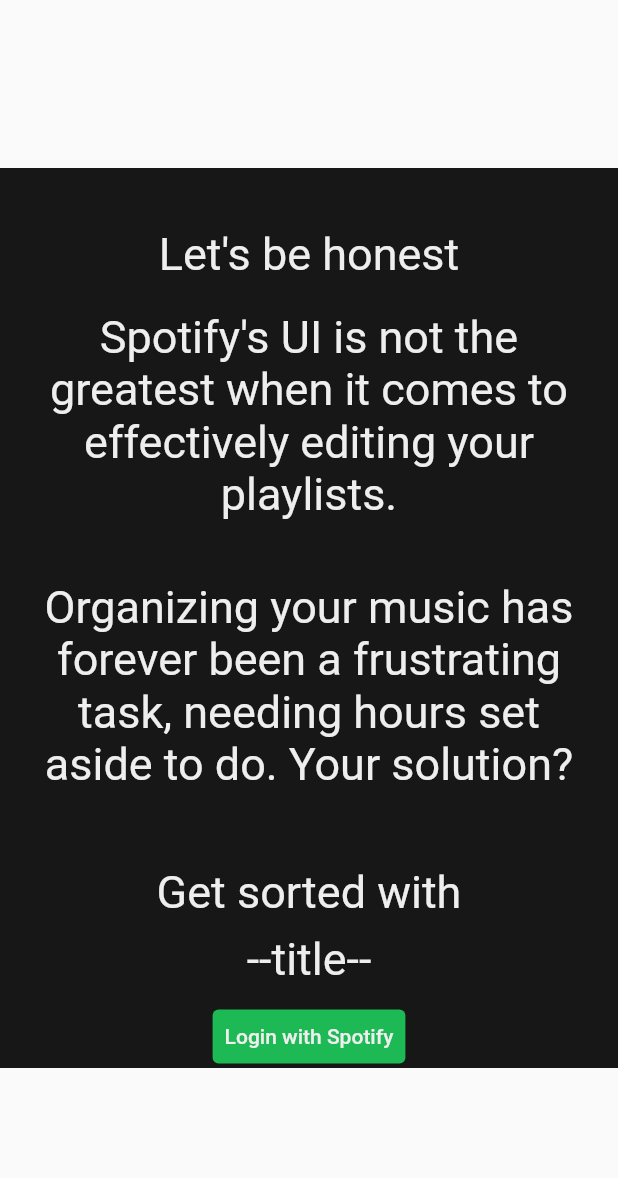
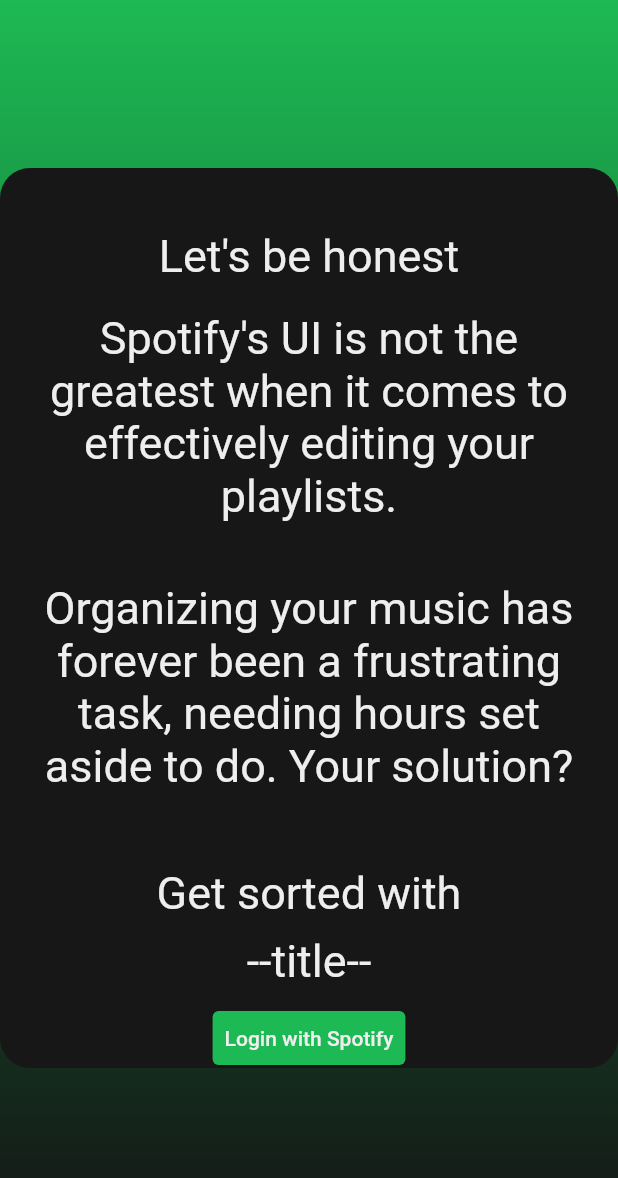
Before and after one commit to kzmbo/sortify, a Flutter app: the LoginPage widget shown alone on an empty page, opened directly, on a phone screen of 412 x 824 dp. Shown: the top 1178 px of the screen. Run offline on Flutter 3.47's test engine with Material 2 defaults, Android fonts, the phone set to English and light mode, and no system bars; network calls fail.

Commit message:
added gradient bg

```diff
--- a/lib/screen/LoginPage.dart
+++ b/lib/screen/LoginPage.dart
@@ -1,6 +1,5 @@
 import 'package:flutter/material.dart';
 import 'package:sortify/components/textForLoginPage.dart';
-
 
 class LoginPage extends StatefulWidget {
   const LoginPage({ Key? key }) : super(key: key);
@@ -13,13 +12,29 @@
   @override
   Widget build(BuildContext context) {
     return Container(
+      decoration: const BoxDecoration(
+        gradient: LinearGradient(
+          begin: Alignment.topCenter,
+          end: Alignment.bottomCenter,
+          colors: <Color>[
+            Color(0xff1DB954),
+            Color(0xff13632F),
+            Color(0xff151616)
+          ]
+        )
+      ),
       width: MediaQuery.of(context).size.width,
       child: Column(
         mainAxisAlignment: MainAxisAlignment.center,
         crossAxisAlignment: CrossAxisAlignment.center,
         children: [
           Container(
-            color: Color(0xff171717),
+            decoration: BoxDecoration(
+              color: Color(0xff171717),
+              border: Border.all(width: 1, color: Color(0xff171717)),
+              borderRadius: const BorderRadius.all(const Radius.circular(20))
+            ),
+            //
             width: 500,
             height: 600,
             child: Column(
@@ -57,7 +72,9 @@
                     backgroundColor: MaterialStateProperty.all<Color>(Color(0xff1DB954)),
                     foregroundColor: MaterialStateProperty.all<Color>(Color(0xffeeeeee)),
                   ),
-                  onPressed: () { },
+                  onPressed: () {
+
+                  },
                   child: Text('Login with Spotify'),
                 )
               ],
```
